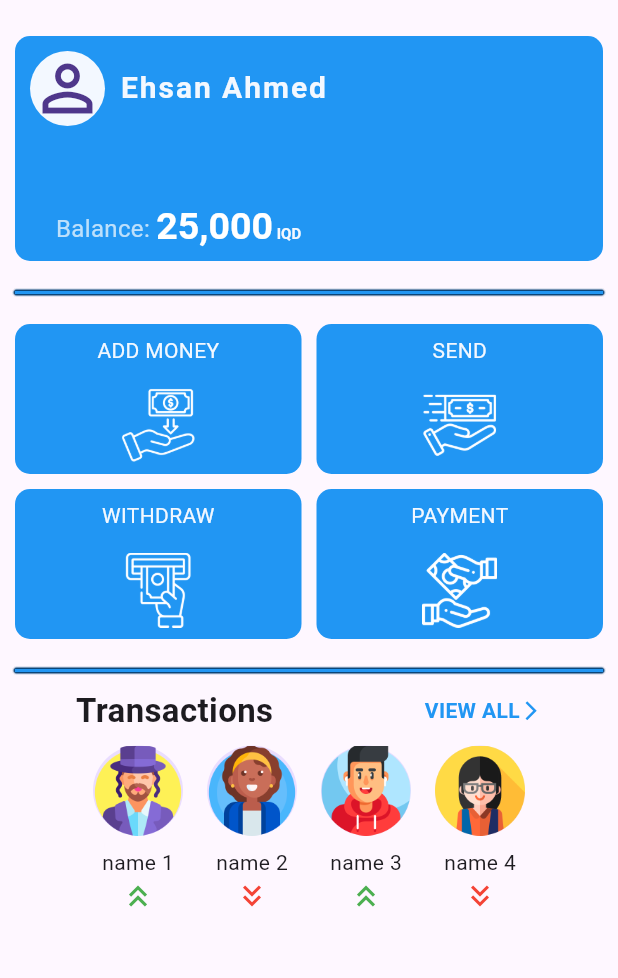
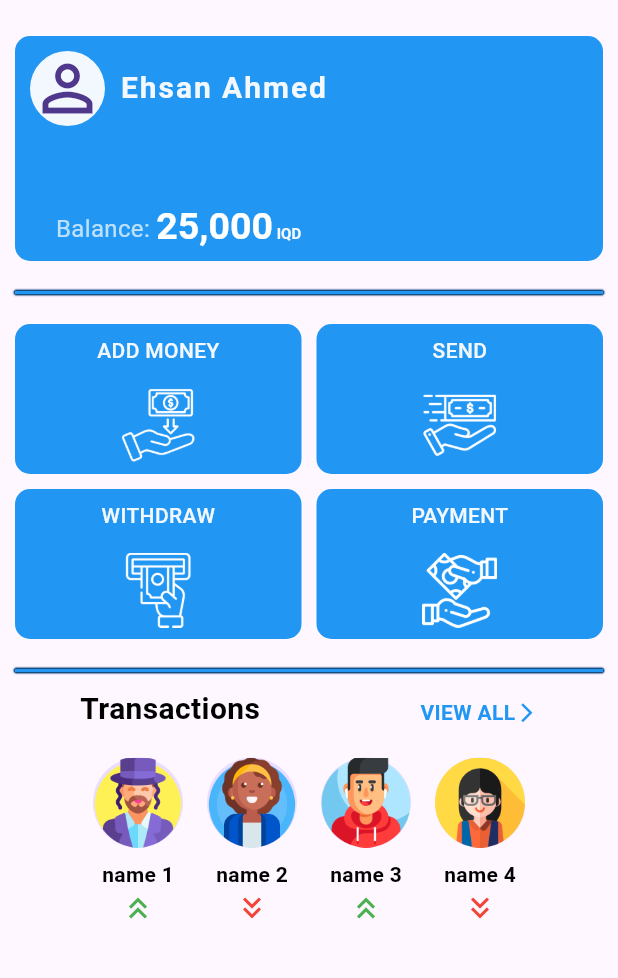
Before and after one commit to e7san99/wallet, a Flutter app: the screen it shows after launch, on a phone screen of 412 x 824 dp, the part 63-1041 px from its top. Run offline on Flutter 3.47's test engine with Material 3 defaults, Android fonts, the phone set to English and light mode, and no system bars; our stand-ins replace mask_text_input_formatter, shimmer.

Commit message:
homepage is done v2

```diff
--- a/lib/screen/home.dart
+++ b/lib/screen/home.dart
@@ -59,9 +59,9 @@ class _HomePageState extends State<HomePage> {
       color: backgroundColor,
       boxShadow: List.filled(
         10,
-        const BoxShadow(
+        BoxShadow(
           blurRadius: 0.4,
-          color: Color.fromRGBO(3, 63, 116, 1),
+          color: const Color.fromRGBO(3, 63, 116, 1).withOpacity(0.8),
         ),
       ),
     ),
@@ -206,7 +206,10 @@ class _HomePageState extends State<HomePage> {
                     children: [
                       Text(
                         titles[index],
-                        style: TextStyle(color: foregroundColor),
+                        style: TextStyle(
+                          color: foregroundColor,
+                          fontWeight: FontWeight.w500,
+                        ),
                       ),
                       Image.asset(
                         height: 50,
@@ -224,9 +227,15 @@ class _HomePageState extends State<HomePage> {
               children: [
                 const Text(
                   'Transactions',
-                  style: TextStyle(fontSize: 22, fontWeight: FontWeight.bold),
+                  style: TextStyle(
+                    fontSize: 20,
+                    fontWeight: FontWeight.bold,
+                    color: Colors.black,
+                  ),
                 ),
                 GestureDetector(
+                  child: Padding(
+                    padding: const EdgeInsets.only(top: 5.0),
                     child: Row(
                       children: [
                         Text(
@@ -245,10 +254,14 @@ class _HomePageState extends State<HomePage> {
                       ],
                     ),
                   ),
+                ),
               ],
             ),
+            const SizedBox(
+              height: 10,
+            ),
             SizedBox(
-              height: 160,
+              height: 120,
               child: ListView.separated(
                 shrinkWrap: true,
                 scrollDirection: Axis.horizontal,
@@ -271,7 +284,11 @@ class _HomePageState extends State<HomePage> {
                             ),
                           ),
                         ),
-                        Text(names[index]),
+                        Text(
+                          names[index],
+                          style: const TextStyle(
+                              color: Colors.black, fontWeight: FontWeight.w600),
+                        ),
                         iconAvatars[index],
                       ],
                     ),
```
Lines whose indentation alone changed are shown as unchanged.
